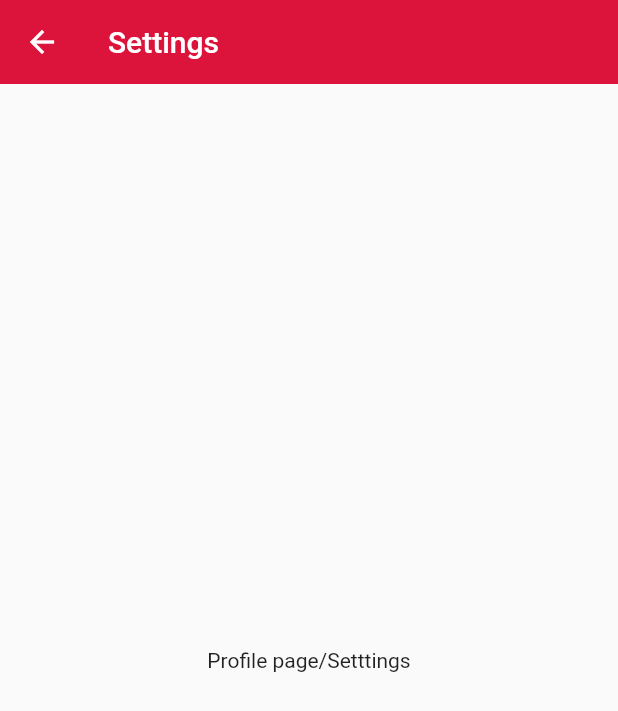
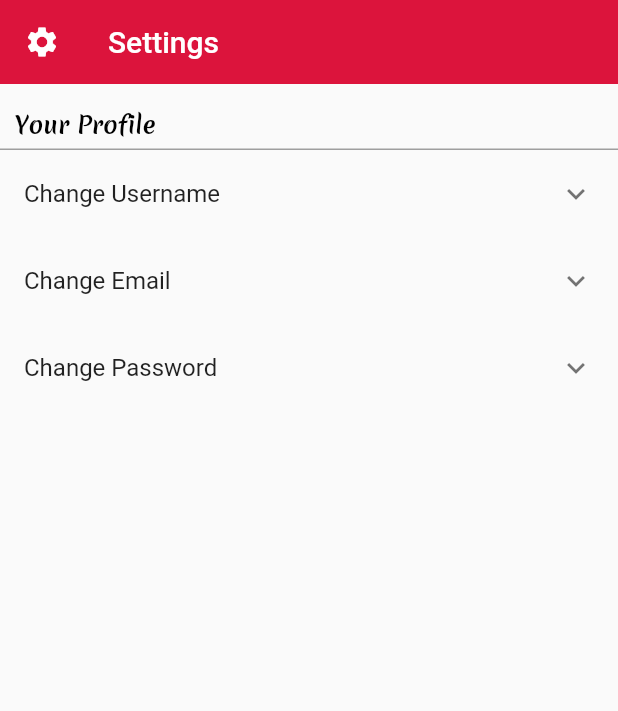
Before and after one commit to Shusmoy108/coffee-shop, a Flutter app: the SettingPage screen opened directly, on a phone screen of 412 x 824 dp. Shown: the top 711 px of the screen. Run offline on Flutter 3.47's test engine with Material 2 defaults, Android fonts, the phone set to English and light mode, and no system bars; our stand-ins replace flutter_map, latlong; missing offline and left inert: qrcode_reader, unicorndial.

Commit message:
settings page updated

```diff
--- a/lib/src/app.dart
+++ b/lib/src/app.dart
@@ -3,7 +3,7 @@ import 'screens/homepage.dart';
 import 'screens/orderpage.dart';
 import 'screens/giftpage/gift_page.dart';
 import 'screens/storepage/store_page.dart';
-import 'screens/settingspage.dart';
+import 'screens/settingspage/settings_page.dart';
 
 class App extends StatefulWidget {
   @override
@@ -46,7 +46,7 @@ class _AppState extends State<App> {
                 Icons.shopping_cart,
               ),
               title: Text(
-                'Order',
+                'Menu',
               ),
             ),
             BottomNavigationBarItem(
--- /dev/null
+++ b/lib/src/screens/settingspage/profile_widget.dart
@@ -0,0 +1,257 @@
+import 'package:flutter/material.dart';
+
+class ProfileWidget extends StatefulWidget {
+  @override
+  _ProfileWidgetState createState() => _ProfileWidgetState();
+}
+
+class _ProfileWidgetState extends State<ProfileWidget> {
+  String username;
+  String password;
+  String email;
+
+  final chngUsernameFormKey = GlobalKey<FormState>();
+  bool _autovalidateUsername = false;
+  final chngEmailFormKey = GlobalKey<FormState>();
+  bool _autovalidateEmail = false;
+  final chngPasswordFormKey = GlobalKey<FormState>();
+  bool _autovalidatePassword = false;
+
+  @override
+  Widget build(BuildContext context) {
+    return Column(
+      crossAxisAlignment: CrossAxisAlignment.stretch,
+      children: <Widget>[
+        profileHeader(),
+        changeUsername(),
+        changeEmail(),
+        changePassword(),
+      ],
+    );
+  }
+
+  Widget profileHeader() {
+    return Container(
+      padding: EdgeInsets.fromLTRB(10.0, 15.0, 10.0, 5.0),
+      decoration: BoxDecoration(
+        border: Border(
+          bottom: BorderSide(
+            color: Colors.grey,
+          ),
+        ),
+      ),
+      child: Text(
+        'Your Profile',
+        style: TextStyle(
+          fontSize: 16.0,
+          fontWeight: FontWeight.bold,
+          color: Colors.black,
+          fontFamily: 'Merienda',
+        ),
+      ),
+    );
+  }
+
+  Widget changeUsername() {
+    return Container(
+      child: ExpansionTile(
+        title: Text('Change Username'),
+        children: <Widget>[
+          Container(
+            padding: EdgeInsets.symmetric(horizontal: 15.0),
+            child: Form(
+              key: chngUsernameFormKey,
+              child: Column(
+                children: <Widget>[
+                  TextFormField(
+                    decoration: InputDecoration(
+                      icon: Icon(Icons.person),
+                      labelText: 'New Username *',
+                      hintText: 'atleast 6 characters long',
+                    ),
+                    maxLength: 25,
+                    maxLengthEnforced: true,
+                    autofocus: true,
+                    autovalidate: _autovalidateUsername,
+                    onSaved: (String value) {
+                      username = value;
+                    },
+                    validator: (String value) {
+                      return value.length < 6 ? 'Username is too short' : null;
+                    },
+                  ),
+                  TextFormField(
+                    decoration: InputDecoration(
+                      icon: Icon(Icons.lock),
+                      suffixIcon: Icon(Icons.remove_red_eye),
+                      labelText: 'Current Password *',
+                    ),
+                    maxLength: 25,
+                    maxLengthEnforced: true,
+                    obscureText: true,
+                    autovalidate: _autovalidateUsername,
+                    onSaved: (String value) {},
+                    validator: (String value) {
+                      return value != '12345' ? 'Password didnot match' : null;
+                    },
+                  ),
+                  RaisedButton(
+                    child: Text('Update'),
+                    color: Color.fromRGBO(220, 20, 60, 0.8),
+                    disabledColor: Colors.grey,
+                    disabledElevation: 0.0,
+                    onPressed: () {
+                      if (chngUsernameFormKey.currentState.validate()) {
+                        chngUsernameFormKey.currentState.save();
+                      } else {
+                        setState(() {
+                          _autovalidateUsername = true;
+                        });
+                      }
+                    },
+                  ),
+                ],
+              ),
+            ),
+          ),
+        ],
+      ),
+    );
+  }
+
+  Widget changeEmail() {
+    return Container(
+      child: ExpansionTile(
+        title: Text('Change Email'),
+        children: <Widget>[
+          Container(
+            padding: EdgeInsets.symmetric(horizontal: 15.0),
+            child: Form(
+              key: chngEmailFormKey,
+              child: Column(
+                children: <Widget>[
+                  TextFormField(
+                    decoration: InputDecoration(
+                      icon: Icon(Icons.email),
+                      labelText: 'New Email *',
+                      hintText: 'enter valid email address',
+                    ),
+                    maxLength: 25,
+                    maxLengthEnforced: true,
+                    autofocus: true,
+                    autovalidate: _autovalidateEmail,
+                    keyboardType: TextInputType.emailAddress,
+                    onSaved: (String value) {
+                      email = value;
+                    },
+                    validator: (String value) {
+                      return !value.contains('@') ? 'Email is invalid' : null;
+                    },
+                  ),
+                  TextFormField(
+                    decoration: InputDecoration(
+                      icon: Icon(Icons.lock),
+                      suffixIcon: Icon(Icons.remove_red_eye),
+                      labelText: 'Current Password *',
+                    ),
+                    maxLength: 25,
+                    maxLengthEnforced: true,
+                    obscureText: true,
+                    autovalidate: _autovalidateEmail,
+                    onSaved: (String value) {},
+                    validator: (String value) {
+                      return value != '12345' ? 'Password didnot match' : null;
+                    },
+                  ),
+                  RaisedButton(
+                    child: Text('Update'),
+                    color: Color.fromRGBO(220, 20, 60, 0.8),
+                    disabledColor: Colors.grey,
+                    disabledElevation: 0.0,
+                    onPressed: () {
+                      if (chngEmailFormKey.currentState.validate()) {
+                        chngEmailFormKey.currentState.save();
+                      } else {
+                        setState(() {
+                          _autovalidateEmail = true;
+                        });
+                      }
+                    },
+                  ),
+                ],
+              ),
+            ),
+          ),
+        ],
+      ),
+    );
+  }
+
+  Widget changePassword() {
+    return Container(
+      child: ExpansionTile(
+        title: Text('Change Password'),
+        children: <Widget>[
+          Container(
+            padding: EdgeInsets.symmetric(horizontal: 15.0),
+            child: Form(
+              key: chngPasswordFormKey,
+              child: Column(
+                children: <Widget>[
+                  TextFormField(
+                    decoration: InputDecoration(
+                      icon: Icon(Icons.lock),
+                      labelText: 'New Password *',
+                      hintText: 'atleast 6 characters long',
+                    ),
+                    maxLength: 25,
+                    maxLengthEnforced: true,
+                    obscureText: true,
+                    autofocus: true,
+                    autovalidate: _autovalidatePassword,
+                    onSaved: (String value) {
+                      password = value;
+                    },
+                    validator: (String value) {
+                      return value.length < 6 ? 'Password is too short' : null;
+                    },
+                  ),
+                  TextFormField(
+                    decoration: InputDecoration(
+                      icon: Icon(Icons.lock),
+                      suffixIcon: Icon(Icons.remove_red_eye),
+                      labelText: 'Re-enter Password *',
+                    ),
+                    maxLength: 25,
+                    maxLengthEnforced: true,
+                    obscureText: true,
+                    autovalidate: _autovalidatePassword,
+                    onSaved: (String value) {},
+                    validator: (String value) {
+                      //return value != password ? 'Password didnot match' : null;
+                    },
+                  ),
+                  RaisedButton(
+                    child: Text('Update'),
+                    color: Color.fromRGBO(220, 20, 60, 0.8),
+                    disabledColor: Colors.grey,
+                    disabledElevation: 0.0,
+                    onPressed: () {
+                      if (chngPasswordFormKey.currentState.validate()) {
+                        chngPasswordFormKey.currentState.save();
+                      } else {
+                        setState(() {
+                          _autovalidatePassword = true;
+                        });
+                      }
+                    },
+                  ),
+                ],
+              ),
+            ),
+          ),
+        ],
+      ),
+    );
+  }
+}
--- a/lib/src/screens/settingspage.dart
+++ b/lib/src/screens/settingspage/settings_page.dart
@@ -1,4 +1,5 @@
 import 'package:flutter/material.dart';
+import 'profile_widget.dart';
 
 class SettingPage extends StatelessWidget {
   Widget build(BuildContext context) {
@@ -7,12 +8,12 @@ class SettingPage extends StatelessWidget {
         title: Text('Settings'),
         backgroundColor: Color.fromRGBO(220, 20, 60, 1.0),
         elevation: 0.0,
+        leading: Icon(Icons.settings),
       ),
-      body: Container(
-        padding: EdgeInsets.symmetric(vertical: 200, horizontal: 40.0),
-        child: Center(
-          child: Text('Profile page/Setttings'),
-        ),
+      body: ListView(
+        children: <Widget>[
+          ProfileWidget(),
+        ],
       ),
     );
   }
```
Also changed, not shown: lib/src/Animations/scale_page_transition.dart (+9 -10 lines).
